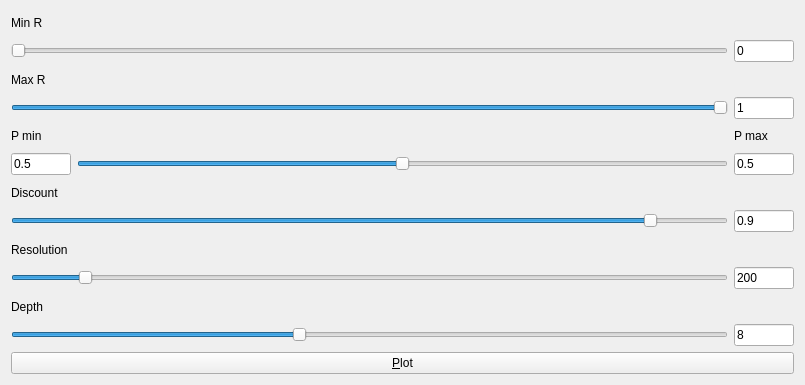
The window that usr/RL/ExpectedRewardGenerator/expected_reward_generator.ui (cambyse/PO-LGP) describes before a commit, drawn with Qt 5.
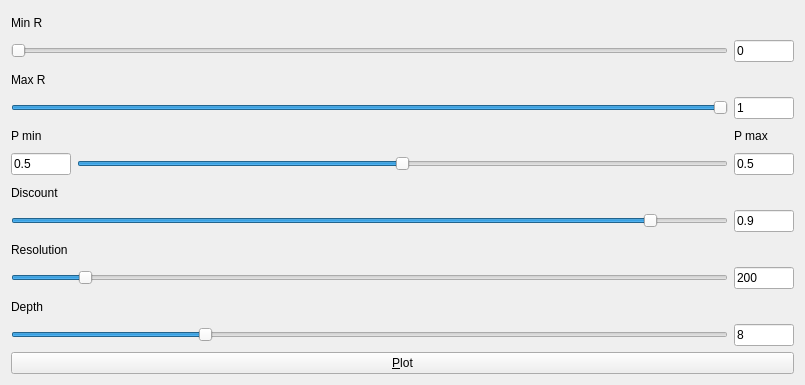
The same window after the commit.

```diff
--- a/usr/RL/ExpectedRewardGenerator/expected_reward_generator.ui
+++ b/usr/RL/ExpectedRewardGenerator/expected_reward_generator.ui
@@ -104,7 +104,7 @@
    <item row="14" column="0" colspan="2">
     <widget class="QSlider" name="_wDepth">
      <property name="maximum">
-      <number>20</number>
+      <number>30</number>
      </property>
      <property name="value">
       <number>8</number>
```
